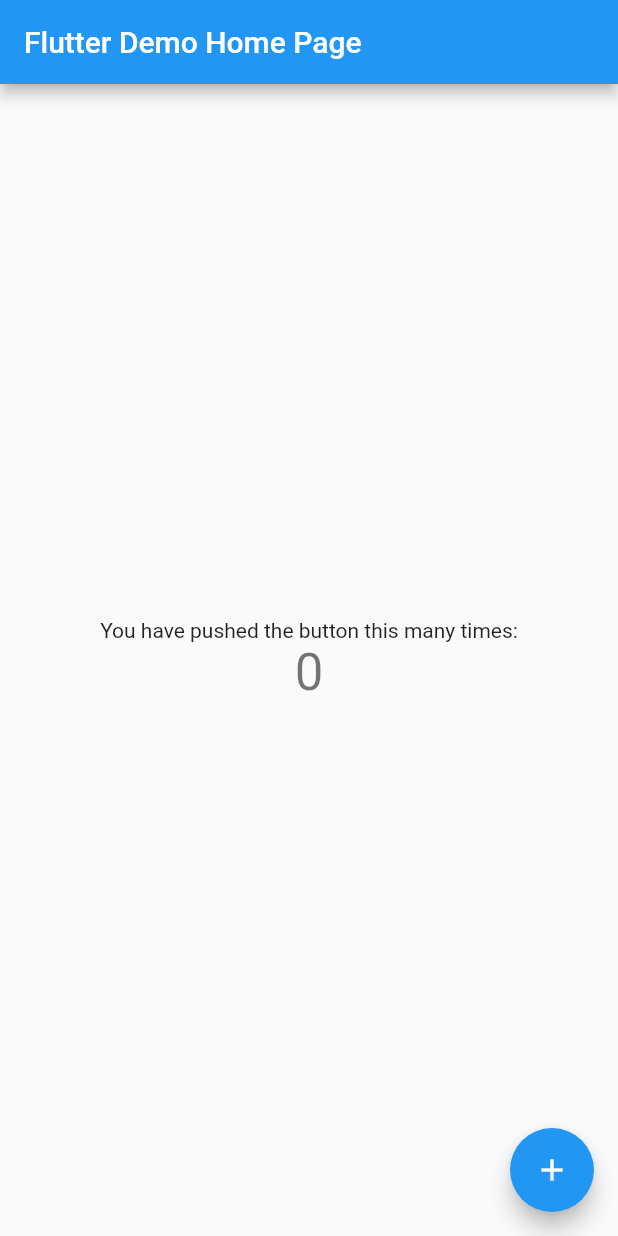
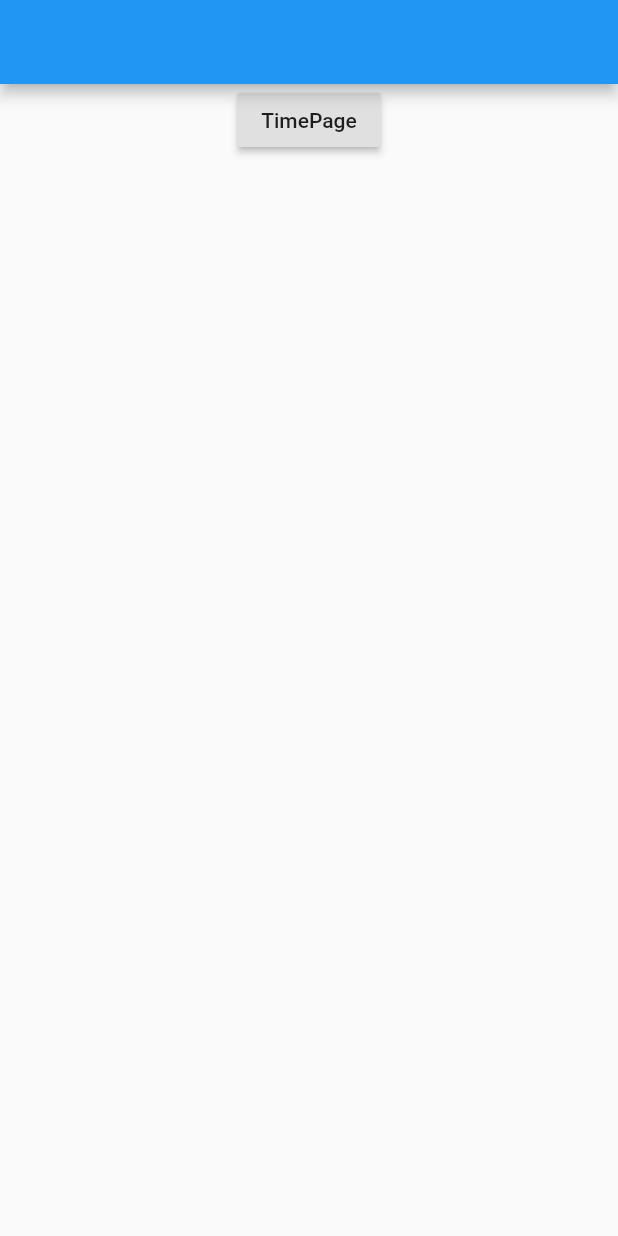
Before and after one commit to conghaonet/try_provider, a Flutter app: the screen it shows after launch, on a phone screen of 412 x 824 dp. Run offline on Flutter 3.47's test engine with Material 2 defaults, Android fonts, the phone set to English and light mode, and no system bars.

```diff
--- a/lib/main.dart
+++ b/lib/main.dart
@@ -1,7 +1,18 @@
 import 'package:flutter/material.dart';
+import 'package:provider/provider.dart';
+import 'package:tryprovider/time_notifier.dart';
+import 'package:tryprovider/time_page.dart';
 
 void main() {
-  runApp(MyApp());
+
+  runApp(
+    MultiProvider(
+      providers: [
+        ChangeNotifierProvider(create: (_) => TimeNotifier()),
+      ],
+      child: MyApp(),
+    ),
+  );
 }
 
 class MyApp extends StatelessWidget {
@@ -11,107 +22,35 @@ class MyApp extends StatelessWidget {
     return MaterialApp(
       title: 'Flutter Demo',
       theme: ThemeData(
-        // This is the theme of your application.
-        //
-        // Try running your application with "flutter run". You'll see the
-        // application has a blue toolbar. Then, without quitting the app, try
-        // changing the primarySwatch below to Colors.green and then invoke
-        // "hot reload" (press "r" in the console where you ran "flutter run",
-        // or simply save your changes to "hot reload" in a Flutter IDE).
-        // Notice that the counter didn't reset back to zero; the application
-        // is not restarted.
         primarySwatch: Colors.blue,
-        // This makes the visual density adapt to the platform that you run
-        // the app on. For desktop platforms, the controls will be smaller and
-        // closer together (more dense) than on mobile platforms.
         visualDensity: VisualDensity.adaptivePlatformDensity,
       ),
-      home: MyHomePage(title: 'Flutter Demo Home Page'),
+      home: MyHomePage(),
     );
   }
 }
 
-class MyHomePage extends StatefulWidget {
-  MyHomePage({Key key, this.title}) : super(key: key);
-
-  // This widget is the home page of your application. It is stateful, meaning
-  // that it has a State object (defined below) that contains fields that affect
-  // how it looks.
-
-  // This class is the configuration for the state. It holds the values (in this
-  // case the title) provided by the parent (in this case the App widget) and
-  // used by the build method of the State. Fields in a Widget subclass are
-  // always marked "final".
-
-  final String title;
-
-  @override
-  _MyHomePageState createState() => _MyHomePageState();
-}
-
-class _MyHomePageState extends State<MyHomePage> {
-  int _counter = 0;
-
-  void _incrementCounter() {
-    setState(() {
-      // This call to setState tells the Flutter framework that something has
-      // changed in this State, which causes it to rerun the build method below
-      // so that the display can reflect the updated values. If we changed
-      // _counter without calling setState(), then the build method would not be
-      // called again, and so nothing would appear to happen.
-      _counter++;
-    });
-  }
-
+class MyHomePage extends StatelessWidget {
   @override
   Widget build(BuildContext context) {
-    // This method is rerun every time setState is called, for instance as done
-    // by the _incrementCounter method above.
-    //
-    // The Flutter framework has been optimized to make rerunning build methods
-    // fast, so that you can just rebuild anything that needs updating rather
-    // than having to individually change instances of widgets.
     return Scaffold(
-      appBar: AppBar(
-        // Here we take the value from the MyHomePage object that was created by
-        // the App.build method, and use it to set our appbar title.
-        title: Text(widget.title),
-      ),
-      body: Center(
-        // Center is a layout widget. It takes a single child and positions it
-        // in the middle of the parent.
-        child: Column(
-          // Column is also a layout widget. It takes a list of children and
-          // arranges them vertically. By default, it sizes itself to fit its
-          // children horizontally, and tries to be as tall as its parent.
-          //
-          // Invoke "debug painting" (press "p" in the console, choose the
-          // "Toggle Debug Paint" action from the Flutter Inspector in Android
-          // Studio, or the "Toggle Debug Paint" command in Visual Studio Code)
-          // to see the wireframe for each widget.
-          //
-          // Column has various properties to control how it sizes itself and
-          // how it positions its children. Here we use mainAxisAlignment to
-          // center the children vertically; the main axis here is the vertical
-          // axis because Columns are vertical (the cross axis would be
-          // horizontal).
-          mainAxisAlignment: MainAxisAlignment.center,
-          children: <Widget>[
-            Text(
-              'You have pushed the button this many times:',
-            ),
-            Text(
-              '$_counter',
-              style: Theme.of(context).textTheme.headline4,
-            ),
-          ],
+      appBar: AppBar(),
+      body: SingleChildScrollView(
+        child: Container(
+          width: double.infinity,
+          child: Column(
+            crossAxisAlignment: CrossAxisAlignment.center,
+            children: <Widget>[
+              RaisedButton(
+                child: Text('TimePage'),
+                onPressed: () {
+                  Navigator.push(context, MaterialPageRoute(builder: (context) => TimePage()));
+                },
+              ),
+            ],
+          ),
         ),
       ),
-      floatingActionButton: FloatingActionButton(
-        onPressed: _incrementCounter,
-        tooltip: 'Increment',
-        child: Icon(Icons.add),
-      ), // This trailing comma makes auto-formatting nicer for build methods.
     );
   }
 }
```
Also changed, not shown: lib/time_notifier.dart (added, +11 -0 lines), lib/time_page.dart (added, +70 -0 lines).
